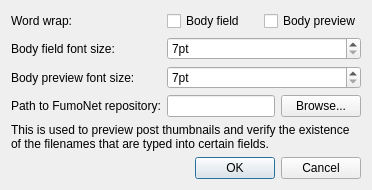
Old version of the form forms/WndSettings.ui in the repository Driftini/fumoedit-qt.
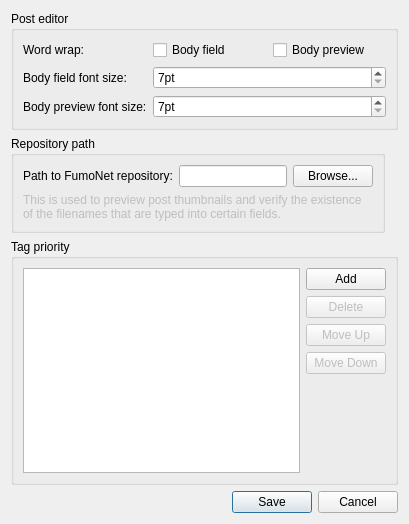
New version of the form. Custom widgets are drawn as their Qt base class.

Commit message: Implemented tag priority system from fumoedit

```diff
--- a/forms/WndSettings.ui
+++ b/forms/WndSettings.ui
@@ -9,10 +9,16 @@
    <rect>
     <x>0</x>
     <y>0</y>
-    <width>400</width>
-    <height>341</height>
+    <width>405</width>
+    <height>524</height>
    </rect>
   </property>
+  <property name="sizePolicy">
+   <sizepolicy hsizetype="Fixed" vsizetype="Preferred">
+    <horstretch>0</horstretch>
+    <verstretch>0</verstretch>
+   </sizepolicy>
+  </property>
   <property name="windowTitle">
    <string>Settings - FumoEdit-QT</string>
   </property>
@@ -21,7 +27,7 @@
   </property>
   <layout class="QGridLayout" name="gridLayout">
    <property name="sizeConstraint">
-    <enum>QLayout::SetFixedSize</enum>
+    <enum>QLayout::SetDefaultConstraint</enum>
    </property>
    <item row="4" column="0">
     <widget class="QDialogButtonBox" name="BbMain">
@@ -29,12 +35,21 @@
       <enum>Qt::Horizontal</enum>
      </property>
      <property name="standardButtons">
-      <set>QDialogButtonBox::Cancel|QDialogButtonBox::Ok</set>
+      <set>QDialogButtonBox::Cancel|QDialogButtonBox::Save</set>
      </property>
     </widget>
    </item>
    <item row="0" column="0">
     <layout class="QFormLayout" name="formLayout_2">
+     <item row="0" column="0" colspan="2">
+      <widget class="QGroupBox" name="groupBox_2">
+       <property name="title">
+        <string>Post editor</string>
+       </property>
+       <property name="alignment">
+        <set>Qt::AlignLeading|Qt::AlignLeft|Qt::AlignTop</set>
+       </property>
+       <layout class="QFormLayout" name="formLayout">
      <item row="0" column="0">
       <widget class="QLabel" name="LblWrapBody">
        <property name="text">
@@ -112,7 +127,129 @@
        </property>
       </widget>
      </item>
-     <item row="3" column="0">
+       </layout>
+      </widget>
+     </item>
+     <item row="2" column="0" colspan="2">
+      <widget class="QGroupBox" name="groupBox">
+       <property name="sizePolicy">
+        <sizepolicy hsizetype="Preferred" vsizetype="MinimumExpanding">
+         <horstretch>0</horstretch>
+         <verstretch>0</verstretch>
+        </sizepolicy>
+       </property>
+       <property name="title">
+        <string>Tag priority</string>
+       </property>
+       <property name="alignment">
+        <set>Qt::AlignLeading|Qt::AlignLeft|Qt::AlignTop</set>
+       </property>
+       <layout class="QGridLayout" name="gridLayout_2" rowstretch="0,0,0">
+        <property name="sizeConstraint">
+         <enum>QLayout::SetDefaultConstraint</enum>
+        </property>
+        <item row="0" column="1">
+         <layout class="QVBoxLayout" name="verticalLayout_3">
+          <property name="sizeConstraint">
+           <enum>QLayout::SetDefaultConstraint</enum>
+          </property>
+          <item>
+           <widget class="QPushButton" name="PbTagAdd">
+            <property name="text">
+             <string>Add</string>
+            </property>
+           </widget>
+          </item>
+          <item>
+           <widget class="QPushButton" name="PbTagDelete">
+            <property name="enabled">
+             <bool>false</bool>
+            </property>
+            <property name="text">
+             <string>Delete</string>
+            </property>
+           </widget>
+          </item>
+          <item>
+           <widget class="QPushButton" name="PbTagUp">
+            <property name="enabled">
+             <bool>false</bool>
+            </property>
+            <property name="text">
+             <string>Move Up</string>
+            </property>
+           </widget>
+          </item>
+          <item>
+           <widget class="QPushButton" name="PbTagDown">
+            <property name="enabled">
+             <bool>false</bool>
+            </property>
+            <property name="text">
+             <string>Move Down</string>
+            </property>
+           </widget>
+          </item>
+         </layout>
+        </item>
+        <item row="0" column="0" rowspan="3">
+         <widget class="QTableWidget" name="TwTagPriority">
+          <property name="minimumSize">
+           <size>
+            <width>277</width>
+            <height>0</height>
+           </size>
+          </property>
+          <property name="tabKeyNavigation">
+           <bool>false</bool>
+          </property>
+          <property name="showDropIndicator" stdset="0">
+           <bool>false</bool>
+          </property>
+          <property name="defaultDropAction">
+           <enum>Qt::IgnoreAction</enum>
+          </property>
+          <property name="alternatingRowColors">
+           <bool>true</bool>
+          </property>
+          <property name="selectionMode">
+           <enum>QAbstractItemView::SingleSelection</enum>
+          </property>
+          <property name="showGrid">
+           <bool>true</bool>
+          </property>
+          <property name="cornerButtonEnabled">
+           <bool>false</bool>
+          </property>
+          <attribute name="horizontalHeaderVisible">
+           <bool>false</bool>
+          </attribute>
+          <attribute name="horizontalHeaderHighlightSections">
+           <bool>false</bool>
+          </attribute>
+          <attribute name="horizontalHeaderStretchLastSection">
+           <bool>true</bool>
+          </attribute>
+          <attribute name="verticalHeaderVisible">
+           <bool>false</bool>
+          </attribute>
+          <column>
+           <property name="text">
+            <string>Tag</string>
+           </property>
+          </column>
+         </widget>
+        </item>
+       </layout>
+      </widget>
+     </item>
+     <item row="1" column="0">
+      <widget class="QGroupBox" name="groupBox_3">
+       <property name="title">
+        <string>Repository path</string>
+       </property>
+       <layout class="QFormLayout" name="formLayout_3">
+        <item row="0" column="0">
       <widget class="QLabel" name="LblSitePath">
        <property name="text">
         <string>Path to FumoNet repository:</string>
@@ -122,7 +259,7 @@
        </property>
       </widget>
      </item>
-     <item row="3" column="1">
+        <item row="0" column="1">
       <layout class="QHBoxLayout" name="horizontalLayout">
        <item>
         <widget class="FilenameEdit" name="LeSitePath"/>
@@ -136,8 +273,11 @@
        </item>
       </layout>
      </item>
-     <item row="4" column="0" colspan="2">
+        <item row="1" column="0" colspan="2">
       <widget class="QLabel" name="LblSitePathDescription">
+          <property name="enabled">
+           <bool>false</bool>
+          </property>
        <property name="text">
         <string>This is used to preview post thumbnails and verify the existence of the filenames that are typed into certain fields.</string>
        </property>
@@ -147,6 +287,9 @@
       </widget>
      </item>
     </layout>
+      </widget>
+     </item>
+    </layout>
    </item>
   </layout>
  </widget>
```
Left out of the diff: 5 changed lines with no effect on the pictures. Lines whose indentation alone changed are shown as unchanged. The commit also changes 2 other files.
